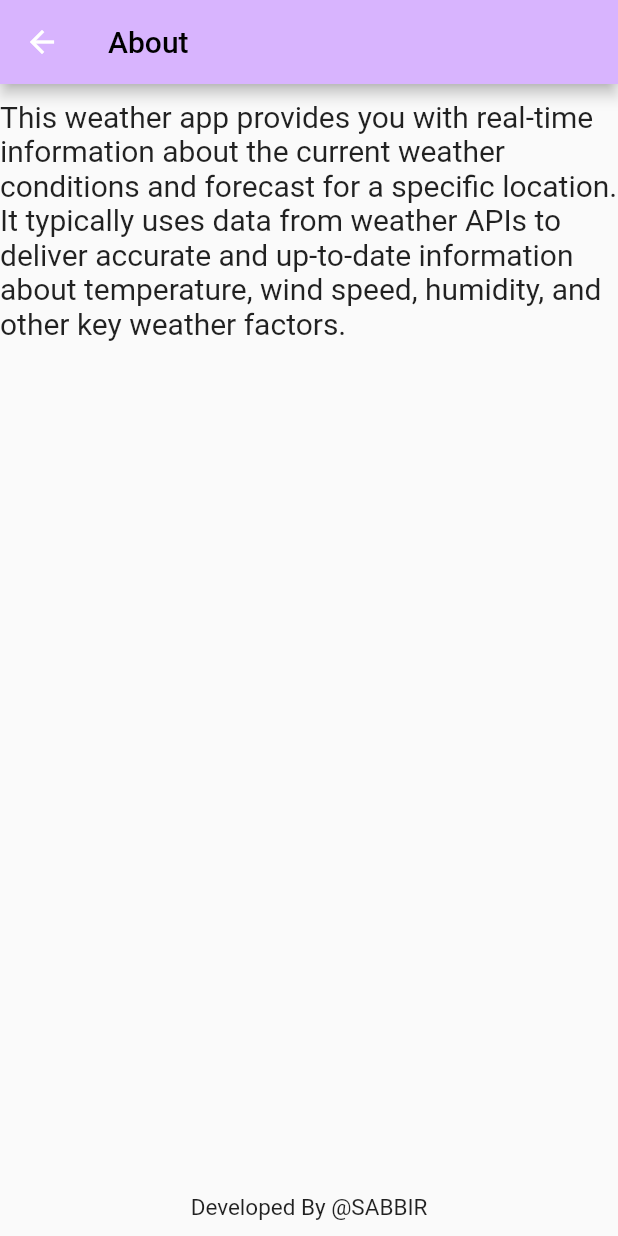
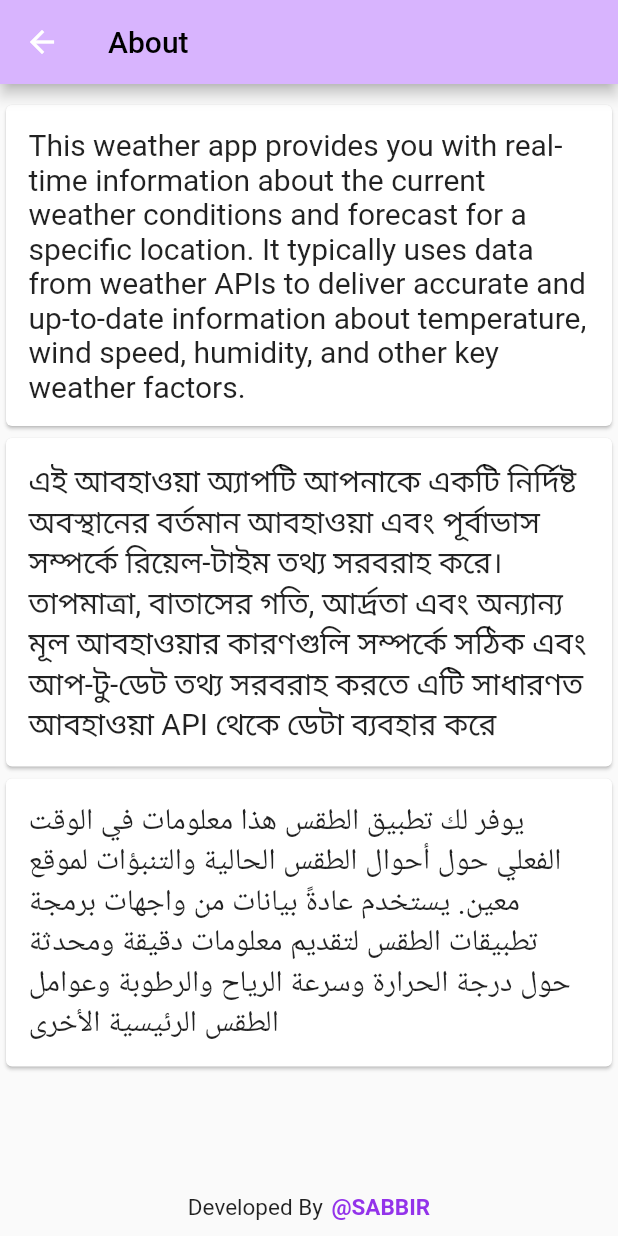
Before and after one commit to a-b-sabbir/Flutter_Weather, a Flutter app: the AboutScreen screen opened directly, on a phone screen of 412 x 824 dp. Run offline on Flutter 3.47's test engine with Material 2 defaults, Android fonts, the phone set to English and light mode, and no system bars; our stand-ins replace connectivity, geolocator, get, hive, shared_preferences, velocity_x; accounts and stored records are empty; network calls fail; statements that could not run were skipped.

```diff
--- a/lib/const/lists.dart
+++ b/lib/const/lists.dart
@@ -8,3 +8,4 @@ const weatherDetailsTitles = [
   visibility,
   clouds
 ];
+const about_list = [about_english, about_bangla, about_arabic];
--- a/lib/const/strings.dart
+++ b/lib/const/strings.dart
@@ -1,6 +1,11 @@
-const credit = 'Developed By @SABBIR';
-const about =
-    'This weather app provides you with real-time information about the current weather conditions and forecast for a specific location. It typically uses data from weather APIs to deliver accurate and up-to-date information about temperature, wind speed, humidity, and other key weather factors.';
+const credit = 'Developed By ', developer = '@SABBIR';
+const about_english =
+        'This weather app provides you with real-time information about the current weather conditions and forecast for a specific location. It typically uses data from weather APIs to deliver accurate and up-to-date information about temperature, wind speed, humidity, and other key weather factors.',
+    about_arabic =
+        'يوفر لك تطبيق الطقس هذا معلومات في الوقت الفعلي حول أحوال الطقس الحالية والتنبؤات لموقع معين. يستخدم عادةً بيانات من واجهات برمجة تطبيقات الطقس لتقديم معلومات دقيقة ومحدثة حول درجة الحرارة وسرعة الرياح والرطوبة وعوامل الطقس الرئيسية الأخرى',
+    about_bangla =
+        'এই আবহাওয়া অ্যাপটি আপনাকে একটি নির্দিষ্ট অবস্থানের বর্তমান আবহাওয়া এবং পূর্বাভাস সম্পর্কে রিয়েল-টাইম তথ্য সরবরাহ করে। তাপমাত্রা, বাতাসের গতি, আর্দ্রতা এবং অন্যান্য মূল আবহাওয়ার কারণগুলি সম্পর্কে সঠিক এবং আপ-টু-ডেট তথ্য সরবরাহ করতে এটি সাধারণত আবহাওয়া API থেকে ডেটা ব্যবহার করে';
+
 const wind = 'Wind',
     feelsLike = 'Feels Like',
     humidity = 'Humidity',
--- a/lib/controller/home_controller.dart
+++ b/lib/controller/home_controller.dart
@@ -8,6 +8,7 @@ class HomeController extends GetxController {
   void onInit() async {
     await getLocation();
     updatedData = fetchDataAndSave(latitude.value, longitude.value);
+
     super.onInit();
   }
 
@@ -23,6 +24,7 @@ class HomeController extends GetxController {
     isLocationEnabled = await Geolocator.isLocationServiceEnabled();
 
     if (!isLocationEnabled) {
+      print('Location is off');
       return Future.error('Location services are disabled.');
     }
     // Test if permission is granted.
--- a/lib/screens/about_screen.dart
+++ b/lib/screens/about_screen.dart
@@ -1,6 +1,8 @@
 import 'package:flutter/material.dart';
+import 'package:get/get.dart';
 import 'package:velocity_x/velocity_x.dart';
 import 'package:weather_app/const/const.dart';
+import 'package:weather_app/widgets/text_style.dart';
 
 class AboutScreen extends StatelessWidget {
   const AboutScreen({super.key});
@@ -16,11 +18,32 @@ class AboutScreen extends StatelessWidget {
         mainAxisAlignment: MainAxisAlignment.center,
         children: [
           10.heightBox,
-            about.text.size(20).make(),
+          ListView.builder(
+            physics: BouncingScrollPhysics(),
+            shrinkWrap: true,
+            itemCount: 3,
+            itemBuilder: (context, index) => Card(
+                child: '${about_list[index]}'
+                    .text
+                    .size(20)
+                    .make()
+                    .box
+                    .padding(EdgeInsets.all(10.0))
+                    .margin(EdgeInsets.all(5.0))
+                    .make()),
+          ),
           const Spacer(),
-            credit.text.size(15.0).makeCentered(),
+          Row(
+            mainAxisAlignment: MainAxisAlignment.center,
+            children: [
+              credit.text.size(15.0).make(),
+              2.widthBox,
+              developer.text.size(15.0).bold.purple600.make(),
+            ],
+          ),
           10.heightBox
         ],
-        ));
+      ),
+    );
   }
 }
--- a/pubspec.yaml
+++ b/pubspec.yaml
@@ -44,6 +44,8 @@ dependencies:
   connectivity_plus: ^3.0.2
   pull_to_refresh: ^2.0.0
   geolocator: ^9.0.2
+  hive: ^2.2.3
+  path_provider: ^2.0.12
 
 dev_dependencies:
   flutter_test:
```
Also changed, not shown: lib/functions/fetch_data.dart (+32 -9 lines), lib/main.dart (+6 -1 lines), lib/model/updated_weather.dart (+4 -10 lines), lib/screens/home_screen.dart (+3 -5 lines), pubspec.lock, 1 other file. Lines whose indentation alone changed are shown as unchanged.
